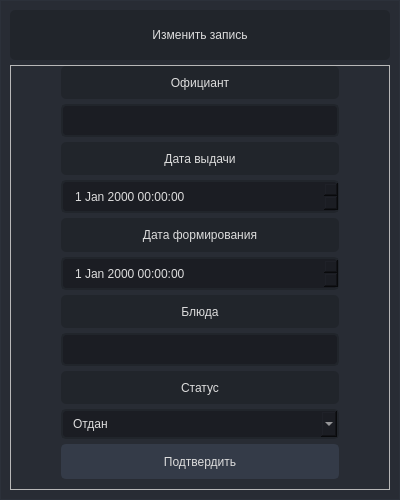
Before: the Qt Designer form desktop/waiter/ui/addview.ui in StrongerProgrammer7/grand_project, drawn with Qt 5.
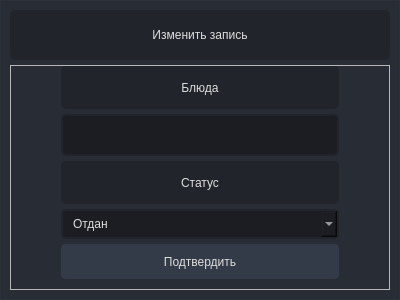
After: the same form once the commit is applied. Icons and pictures are not drawn.

Diff of the .ui file:
```diff
--- a/desktop/waiter/ui/addview.ui
+++ b/desktop/waiter/ui/addview.ui
@@ -7,7 +7,7 @@
     <x>0</x>
     <y>0</y>
     <width>400</width>
-    <height>500</height>
+    <height>300</height>
    </rect>
   </property>
   <property name="windowTitle">
@@ -203,81 +203,6 @@
             <property name="bottomMargin">
              <number>10</number>
             </property>
-            <item>
-             <widget class="QLabel" name="label">
-              <property name="sizePolicy">
-               <sizepolicy hsizetype="Preferred" vsizetype="Preferred">
-                <horstretch>0</horstretch>
-                <verstretch>0</verstretch>
-               </sizepolicy>
-              </property>
-              <property name="styleSheet">
-               <string notr="true"/>
-              </property>
-              <property name="text">
-               <string>Официант</string>
-              </property>
-              <property name="alignment">
-               <set>Qt::AlignCenter</set>
-              </property>
-             </widget>
-            </item>
-            <item>
-             <widget class="QLineEdit" name="lineEdit">
-              <property name="sizePolicy">
-               <sizepolicy hsizetype="Preferred" vsizetype="Preferred">
-                <horstretch>0</horstretch>
-                <verstretch>0</verstretch>
-               </sizepolicy>
-              </property>
-              <property name="minimumSize">
-               <size>
-                <width>0</width>
-                <height>0</height>
-               </size>
-              </property>
-             </widget>
-            </item>
-            <item>
-             <widget class="QLabel" name="label_2">
-              <property name="text">
-               <string>Дата выдачи</string>
-              </property>
-              <property name="alignment">
-               <set>Qt::AlignCenter</set>
-              </property>
-             </widget>
-            </item>
-            <item>
-             <widget class="QDateTimeEdit" name="dateTimeEdit">
-              <property name="sizePolicy">
-               <sizepolicy hsizetype="Minimum" vsizetype="Preferred">
-                <horstretch>0</horstretch>
-                <verstretch>0</verstretch>
-               </sizepolicy>
-              </property>
-             </widget>
-            </item>
-            <item>
-             <widget class="QLabel" name="label_3">
-              <property name="text">
-               <string>Дата формирования</string>
-              </property>
-              <property name="alignment">
-               <set>Qt::AlignCenter</set>
-              </property>
-             </widget>
-            </item>
-            <item>
-             <widget class="QDateTimeEdit" name="dateTimeEdit_2">
-              <property name="sizePolicy">
-               <sizepolicy hsizetype="Minimum" vsizetype="Preferred">
-                <horstretch>0</horstretch>
-                <verstretch>0</verstretch>
-               </sizepolicy>
-              </property>
-             </widget>
-            </item>
             <item>
              <widget class="QLabel" name="label_4">
               <property name="text">
```
